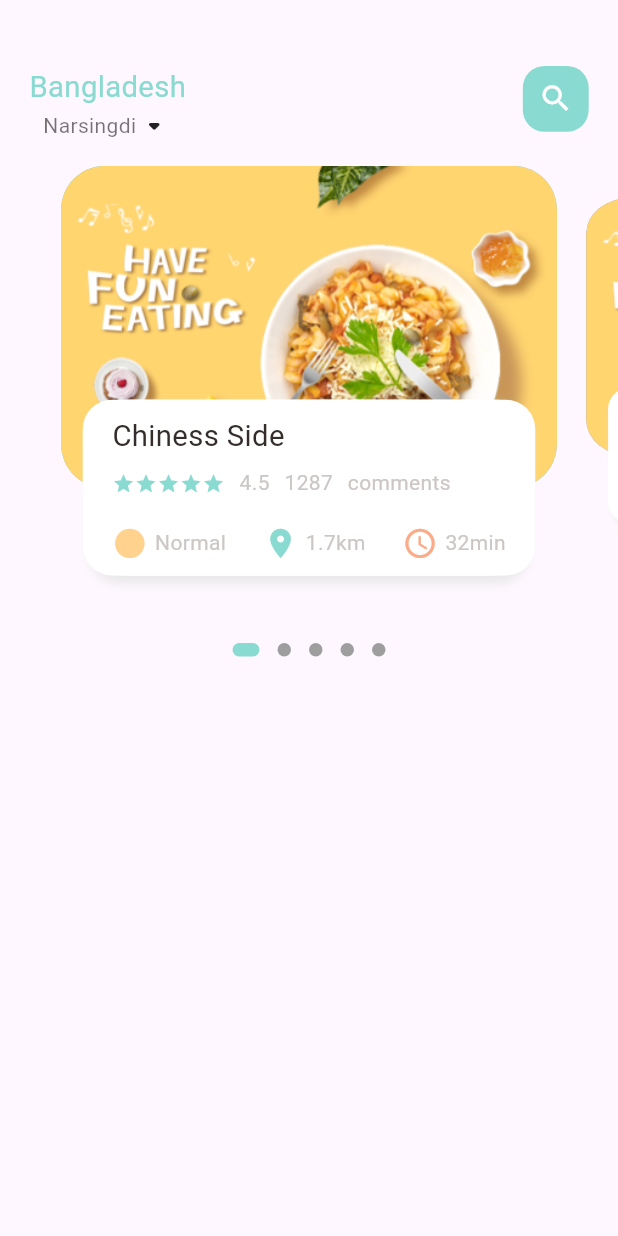
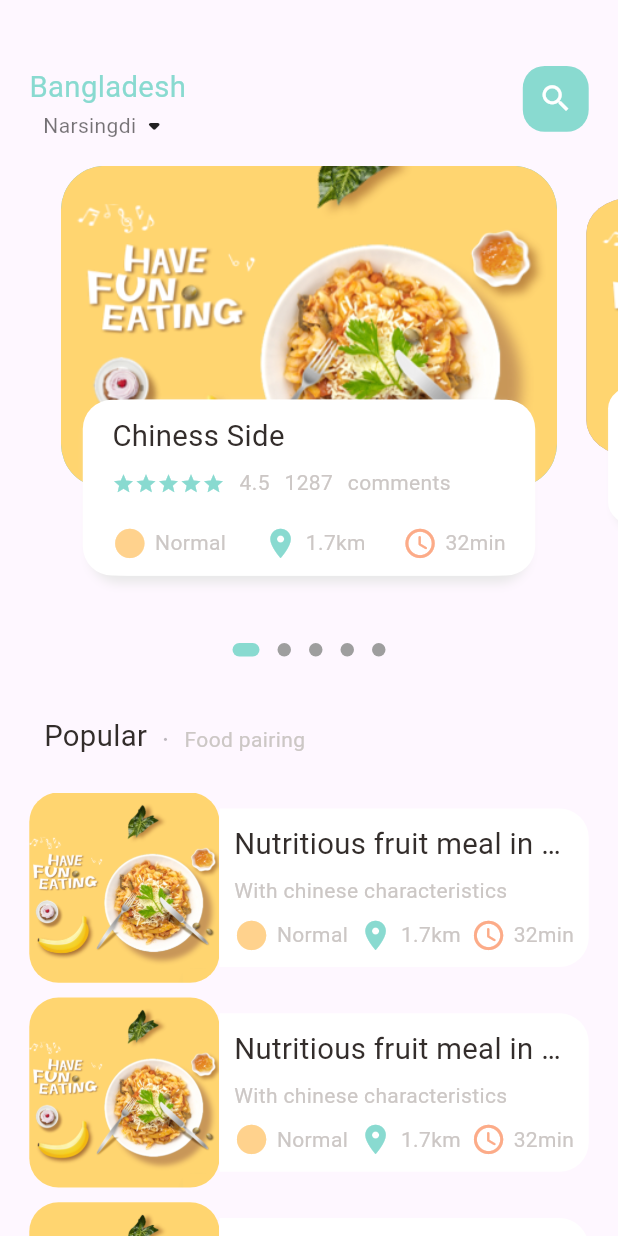
Before and after one commit to rhromets/food_delivery_gj, a Flutter app: the screen it shows after launch, on a phone screen of 412 x 824 dp. Run offline on Flutter 3.47's test engine with Material 3 defaults, Android fonts, the phone set to English and light mode, and no system bars; drawn by our look-alikes of dots_indicator; our stand-ins replace get.

Commit message:
feat: add popular section to home page
Implemented home page UI.
Added popular section header.
Added popular section body.

```diff
--- a/lib/home/food_page_body.dart
+++ b/lib/home/food_page_body.dart
@@ -40,6 +40,7 @@
   Widget build(BuildContext context) {
     return Column(
       children: [
+        // slider section
         SizedBox(
           height: Dimensions.pageView,
           child: PageView.builder(
@@ -50,6 +51,7 @@
             },
           ),
         ),
+        // dots
         DotsIndicator(
           dotsCount: 5,
           position: _currPageValue.round(),
@@ -61,6 +63,110 @@
             activeColor: AppColors.mainColor,
           ),
         ),
+        // popular section header
+        SizedBox(height: Dimensions.height30),
+        Container(
+          margin: EdgeInsets.only(
+              left: Dimensions.width30, bottom: Dimensions.width20),
+          child: Row(
+            crossAxisAlignment: CrossAxisAlignment.end,
+            children: [
+              const BigText(text: 'Popular'),
+              SizedBox(width: Dimensions.width10),
+              Container(
+                margin: const EdgeInsets.only(bottom: 3),
+                child: const BigText(
+                  text: '.',
+                  color: Colors.black26,
+                ),
+              ),
+              SizedBox(width: Dimensions.width10),
+              Container(
+                margin: const EdgeInsets.only(bottom: 2),
+                child: const SmallText(text: 'Food pairing'),
+              ),
+            ],
+          ),
+        ),
+        // popular section body
+        ListView.builder(
+            shrinkWrap: true,
+            physics: const NeverScrollableScrollPhysics(),
+            itemCount: 10,
+            itemBuilder: (context, index) {
+              return Container(
+                margin: EdgeInsets.symmetric(
+                  horizontal: Dimensions.width20,
+                  vertical: Dimensions.height5,
+                ),
+                child: Row(
+                  children: [
+                    Container(
+                      width: Dimensions.listViewImgSize,
+                      height: Dimensions.listViewImgSize,
+                      decoration: BoxDecoration(
+                        borderRadius:
+                            BorderRadius.circular(Dimensions.radius20),
+                        color: Colors.white38,
+                        image: const DecorationImage(
+                          fit: BoxFit.cover,
+                          image: AssetImage('assets/images/food0.png'),
+                        ),
+                      ),
+                    ),
+                    Expanded(
+                      child: Container(
+                        height: Dimensions.listViewTextContSize,
+                        decoration: BoxDecoration(
+                          borderRadius: BorderRadius.only(
+                            topRight: Radius.circular(
+                              (Dimensions.radius20),
+                            ),
+                            bottomRight: Radius.circular(
+                              (Dimensions.radius20),
+                            ),
+                          ),
+                          color: Colors.white,
+                        ),
+                        child: Padding(
+                          padding: EdgeInsets.symmetric(
+                              horizontal: Dimensions.width10),
+                          child: const Column(
+                            mainAxisAlignment: MainAxisAlignment.spaceEvenly,
+                            crossAxisAlignment: CrossAxisAlignment.start,
+                            children: [
+                              BigText(text: 'Nutritious fruit meal in China'),
+                              SmallText(text: 'With chinese characteristics'),
+                              Row(
+                                mainAxisAlignment:
+                                    MainAxisAlignment.spaceBetween,
+                                children: [
+                                  IconAndTxtWidget(
+                                    icon: Icons.circle_sharp,
+                                    text: 'Normal',
+                                    iconColor: AppColors.iconColor1,
+                                  ),
+                                  IconAndTxtWidget(
+                                    icon: Icons.location_on,
+                                    text: '1.7km',
+                                    iconColor: AppColors.mainColor,
+                                  ),
+                                  IconAndTxtWidget(
+                                    icon: Icons.access_time_rounded,
+                                    text: '32min',
+                                    iconColor: AppColors.iconColor2,
+                                  ),
+                                ],
+                              ),
+                            ],
+                          ),
+                        ),
+                      ),
+                    ),
+                  ],
+                ),
+              );
+            })
       ],
     );
   }
--- a/lib/home/main_food_page.dart
+++ b/lib/home/main_food_page.dart
@@ -58,7 +58,11 @@
               ],
             ),
           ),
-          const FoodPageBody(),
+          const Expanded(
+            child: SingleChildScrollView(
+              child: FoodPageBody(),
+            ),
+          ),
         ],
       ),
     );
--- a/lib/utils/dimentions.dart
+++ b/lib/utils/dimentions.dart
@@ -8,6 +8,7 @@
   static double pageViewContainer = screenHeight / 3.84;
   static double pageViewTextContainer = screenHeight / 7.03;
   // dynamic height padding and margin
+  static double height5 = screenHeight / 168.8;
   static double height10 = screenHeight / 84.4;
   static double height15 = screenHeight / 56.27;
   static double height20 = screenHeight / 42.2;
@@ -29,4 +30,8 @@
 
   // icon Size
   static double iconSize24 = screenHeight / 35.17;
+
+  // list view size
+  static double listViewImgSize = screeWidth / 3.25;
+  static double listViewTextContSize = screeWidth / 3.9;
 }
```
